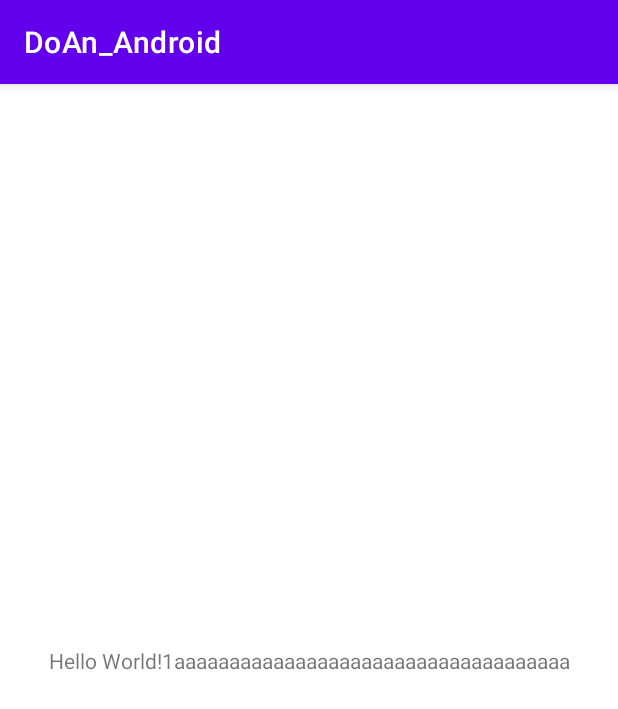
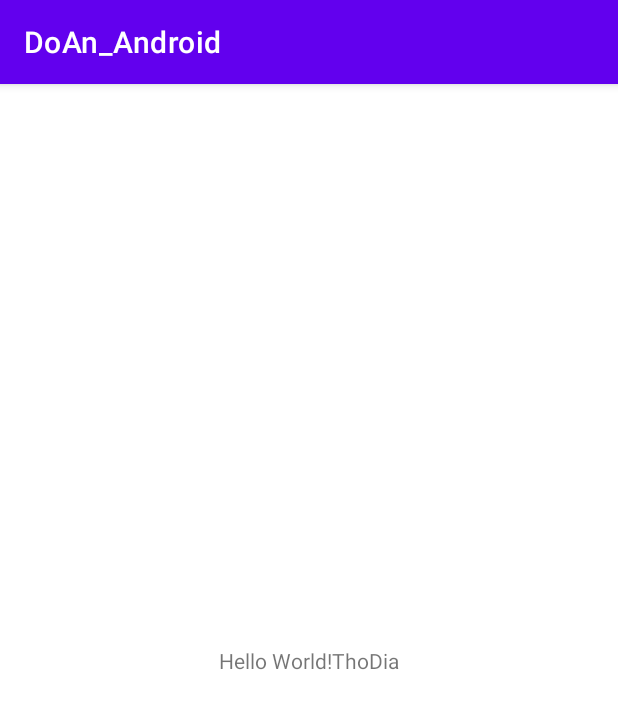
Before and after one commit to tayduasieucuong/DoAn_AndroidStudio, an Android app: the screen it shows after launch (MainActivity), on a phone screen of 412 x 824 dp. Shown: the top 709 px of the screen. Run offline under Robolectric (Android 15) with nearby library versions, the phone set to English and light mode, and no system bars.

Commit message:
linh nha

```diff
--- a/app/src/main/res/layout/activity_main.xml
+++ b/app/src/main/res/layout/activity_main.xml
@@ -9,7 +9,7 @@
     <TextView
         android:layout_width="wrap_content"
         android:layout_height="wrap_content"
-        android:text="Hello World!1aaaaaaaaaaaaaaaaaaaaaaaaaaaaaaaaaaaa"
+        android:text="Hello World!ThoDia"
         app:layout_constraintBottom_toBottomOf="parent"
         app:layout_constraintLeft_toLeftOf="parent"
         app:layout_constraintRight_toRightOf="parent"
```
